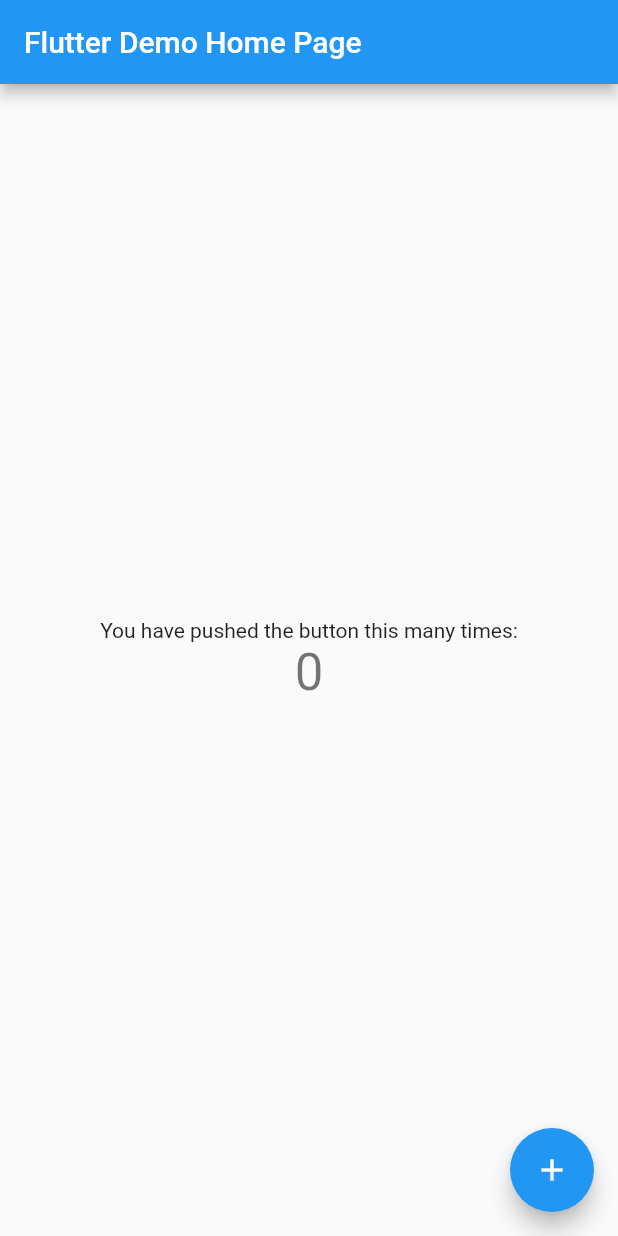
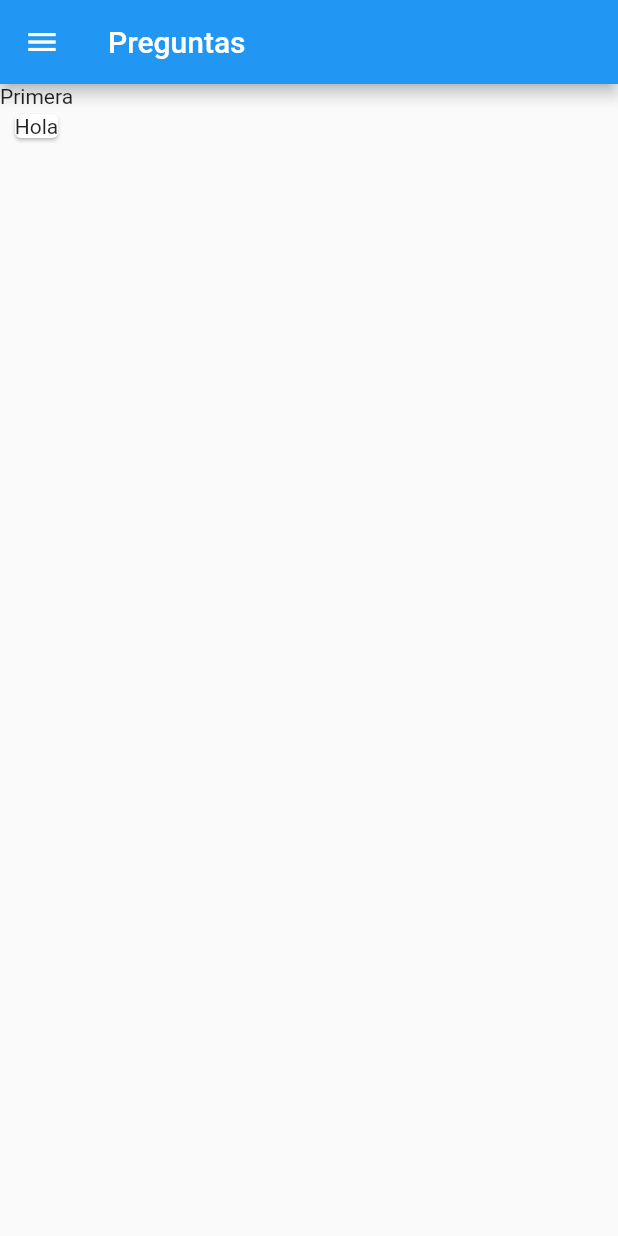
Before and after one commit to cnahuina/quizApp, a Flutter app: the screen it shows after launch, on a phone screen of 412 x 824 dp. Run offline on Flutter 3.47's test engine with Material 2 defaults, Android fonts, the phone set to English and light mode, and no system bars.

Commit message:
changes app.dart

```diff
--- /dev/null
+++ b/lib/UI/app.dart
@@ -0,0 +1,29 @@
+import 'package:flutter/material.dart';
+
+class App extends StatelessWidget {
+  const App({Key key}) : super(key: key);
+
+  @override
+  Widget build(BuildContext context) {
+    return Scaffold(
+      appBar: AppBar(
+        title: Text("Preguntas")
+      ),
+      drawer: Drawer(
+
+      ),
+      body: Column(
+        children: <Widget>[
+          Text("Primera"),
+          Preguntas()
+        ],
+      ),
+    );
+  }
+
+  Preguntas(){
+    return Card(
+      child: Text('Hola'),
+    );
+  }
+}
--- a/lib/main.dart
+++ b/lib/main.dart
@@ -1,4 +1,5 @@
 import 'package:flutter/material.dart';
+import 'UI/app.dart';
 
 void main() => runApp(MyApp());
 
@@ -7,105 +8,12 @@ class MyApp extends StatelessWidget {
   @override
   Widget build(BuildContext context) {
     return MaterialApp(
-      title: 'Flutter Demo',
+      title: 'Quiz App',
       theme: ThemeData(
-        // This is the theme of your application.
-        //
-        // Try running your application with "flutter run". You'll see the
-        // application has a blue toolbar. Then, without quitting the app, try
-        // changing the primarySwatch below to Colors.green and then invoke
-        // "hot reload" (press "r" in the console where you ran "flutter run",
-        // or simply save your changes to "hot reload" in a Flutter IDE).
-        // Notice that the counter didn't reset back to zero; the application
-        // is not restarted.
         primarySwatch: Colors.blue,
       ),
-      home: MyHomePage(title: 'Flutter Demo Home Page'),
+      home: App(),
+      debugShowCheckedModeBanner: false,
     );
   }
 }
-
-class MyHomePage extends StatefulWidget {
-  MyHomePage({Key key, this.title}) : super(key: key);
-
-  // This widget is the home page of your application. It is stateful, meaning
-  // that it has a State object (defined below) that contains fields that affect
-  // how it looks.
-
-  // This class is the configuration for the state. It holds the values (in this
-  // case the title) provided by the parent (in this case the App widget) and
-  // used by the build method of the State. Fields in a Widget subclass are
-  // always marked "final".
-
-  final String title;
-
-  @override
-  _MyHomePageState createState() => _MyHomePageState();
-}
-
-class _MyHomePageState extends State<MyHomePage> {
-  int _counter = 0;
-
-  void _incrementCounter() {
-    setState(() {
-      // This call to setState tells the Flutter framework that something has
-      // changed in this State, which causes it to rerun the build method below
-      // so that the display can reflect the updated values. If we changed
-      // _counter without calling setState(), then the build method would not be
-      // called again, and so nothing would appear to happen.
-      _counter++;
-    });
-  }
-
-  @override
-  Widget build(BuildContext context) {
-    // This method is rerun every time setState is called, for instance as done
-    // by the _incrementCounter method above.
-    //
-    // The Flutter framework has been optimized to make rerunning build methods
-    // fast, so that you can just rebuild anything that needs updating rather
-    // than having to individually change instances of widgets.
-    return Scaffold(
-      appBar: AppBar(
-        // Here we take the value from the MyHomePage object that was created by
-        // the App.build method, and use it to set our appbar title.
-        title: Text(widget.title),
-      ),
-      body: Center(
-        // Center is a layout widget. It takes a single child and positions it
-        // in the middle of the parent.
-        child: Column(
-          // Column is also layout widget. It takes a list of children and
-          // arranges them vertically. By default, it sizes itself to fit its
-          // children horizontally, and tries to be as tall as its parent.
-          //
-          // Invoke "debug painting" (press "p" in the console, choose the
-          // "Toggle Debug Paint" action from the Flutter Inspector in Android
-          // Studio, or the "Toggle Debug Paint" command in Visual Studio Code)
-          // to see the wireframe for each widget.
-          //
-          // Column has various properties to control how it sizes itself and
-          // how it positions its children. Here we use mainAxisAlignment to
-          // center the children vertically; the main axis here is the vertical
-          // axis because Columns are vertical (the cross axis would be
-          // horizontal).
-          mainAxisAlignment: MainAxisAlignment.center,
-          children: <Widget>[
-            Text(
-              'You have pushed the button this many times:',
-            ),
-            Text(
-              '$_counter',
-              style: Theme.of(context).textTheme.display1,
-            ),
-          ],
-        ),
-      ),
-      floatingActionButton: FloatingActionButton(
-        onPressed: _incrementCounter,
-        tooltip: 'Increment',
-        child: Icon(Icons.add),
-      ), // This trailing comma makes auto-formatting nicer for build methods.
-    );
-  }
-}
```
